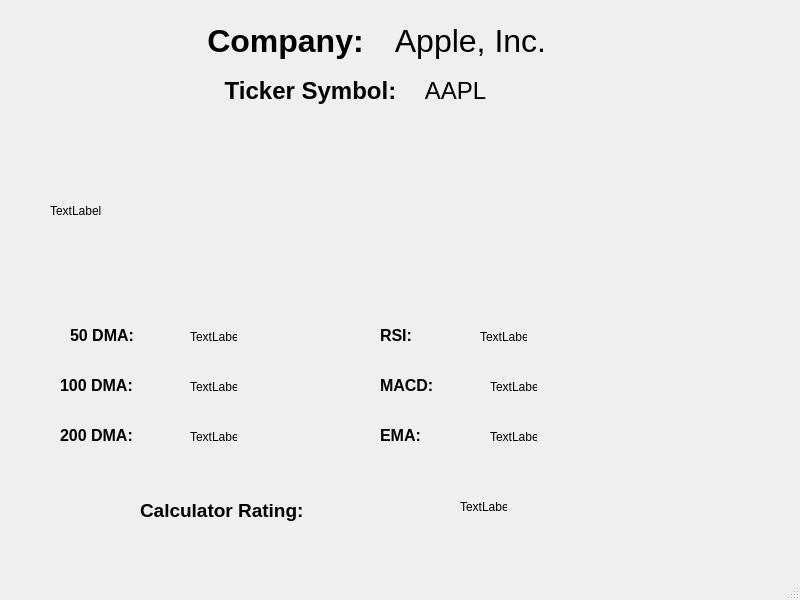
c3point/Stock-Market-Technical-Analysis-Calculator, file UI/Page2_Template.ui: the form before one commit.
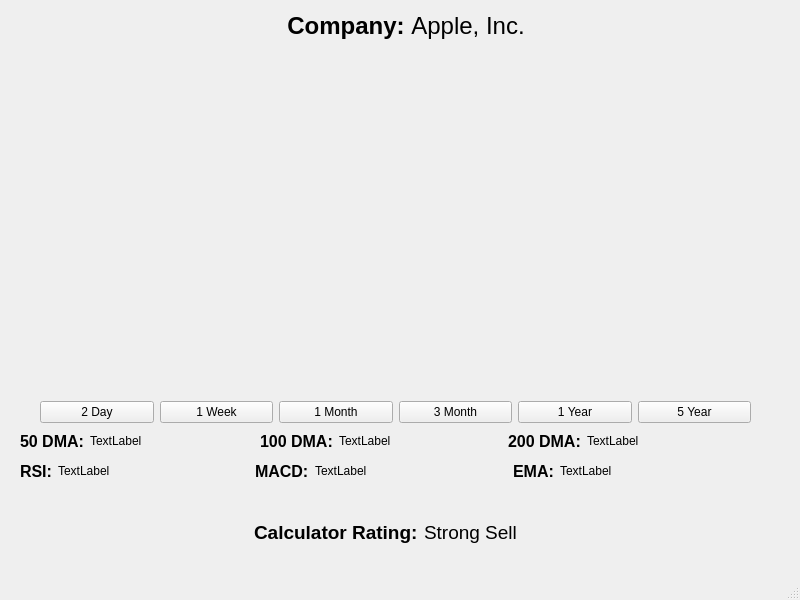
The form after the commit. Icons and pictures are not drawn.

Commit message: Five Stock Chart Images Added five new stock chart images for different months and years.

```diff
--- a/UI/Page2_Template.ui
+++ b/UI/Page2_Template.ui
@@ -14,18 +14,56 @@
    <string>MainWindow</string>
   </property>
   <widget class="QWidget" name="centralwidget">
+   <widget class="QLabel" name="label">
+    <property name="geometry">
+     <rect>
+      <x>40</x>
+      <y>40</y>
+      <width>711</width>
+      <height>351</height>
+     </rect>
+    </property>
+    <property name="sizePolicy">
+     <sizepolicy hsizetype="Preferred" vsizetype="Preferred">
+      <horstretch>0</horstretch>
+      <verstretch>0</verstretch>
+     </sizepolicy>
+    </property>
+    <property name="text">
+     <string/>
+    </property>
+    <property name="pixmap">
+     <pixmap>../PythonFiles/new_chart.png</pixmap>
+    </property>
+   </widget>
+   <widget class="QWidget" name="">
+    <property name="geometry">
+     <rect>
+      <x>60</x>
+      <y>10</y>
+      <width>691</width>
+      <height>31</height>
+     </rect>
+    </property>
+    <layout class="QHBoxLayout" name="horizontalLayout_5">
+     <item>
+      <spacer name="horizontalSpacer">
+       <property name="orientation">
+        <enum>Qt::Horizontal</enum>
+       </property>
+       <property name="sizeHint" stdset="0">
+        <size>
+         <width>128</width>
+         <height>20</height>
+        </size>
+       </property>
+      </spacer>
+     </item>
+     <item>
    <widget class="QLabel" name="label_12">
-    <property name="geometry">
-     <rect>
-      <x>200</x>
-      <y>20</y>
-      <width>171</width>
-      <height>41</height>
-     </rect>
-    </property>
     <property name="font">
      <font>
-      <pointsize>24</pointsize>
+         <pointsize>18</pointsize>
       <weight>75</weight>
       <bold>true</bold>
      </font>
@@ -37,18 +75,12 @@
      <set>Qt::AlignCenter</set>
     </property>
    </widget>
+     </item>
+     <item>
    <widget class="QLabel" name="label_13">
-    <property name="geometry">
-     <rect>
-      <x>390</x>
-      <y>20</y>
-      <width>161</width>
-      <height>41</height>
-     </rect>
-    </property>
     <property name="font">
      <font>
-      <pointsize>24</pointsize>
+         <pointsize>18</pointsize>
       <weight>50</weight>
       <bold>false</bold>
      </font>
@@ -60,74 +92,34 @@
      <set>Qt::AlignCenter</set>
     </property>
    </widget>
-   <widget class="QLabel" name="label_14">
-    <property name="geometry">
-     <rect>
-      <x>220</x>
-      <y>70</y>
-      <width>181</width>
-      <height>41</height>
-     </rect>
-    </property>
-    <property name="font">
-     <font>
-      <pointsize>18</pointsize>
-      <weight>75</weight>
-      <bold>true</bold>
-     </font>
-    </property>
-    <property name="text">
-     <string>Ticker Symbol:</string>
-    </property>
-    <property name="alignment">
-     <set>Qt::AlignCenter</set>
-    </property>
+     </item>
+     <item>
+      <spacer name="horizontalSpacer_2">
+       <property name="orientation">
+        <enum>Qt::Horizontal</enum>
+       </property>
+       <property name="sizeHint" stdset="0">
+        <size>
+         <width>188</width>
+         <height>20</height>
+        </size>
+       </property>
+      </spacer>
+     </item>
+    </layout>
    </widget>
-   <widget class="QLabel" name="label_15">
+   <widget class="QWidget" name="">
     <property name="geometry">
      <rect>
-      <x>420</x>
-      <y>70</y>
-      <width>71</width>
-      <height>41</height>
+      <x>20</x>
+      <y>430</y>
+      <width>731</width>
+      <height>22</height>
      </rect>
     </property>
-    <property name="font">
-     <font>
-      <pointsize>18</pointsize>
-      <weight>50</weight>
-      <bold>false</bold>
-     </font>
-    </property>
-    <property name="text">
-     <string>AAPL</string>
-    </property>
-    <property name="alignment">
-     <set>Qt::AlignCenter</set>
-    </property>
-   </widget>
-   <widget class="QLabel" name="label">
-    <property name="geometry">
-     <rect>
-      <x>50</x>
-      <y>120</y>
-      <width>681</width>
-      <height>181</height>
-     </rect>
-    </property>
-    <property name="text">
-     <string>TextLabel</string>
-    </property>
-   </widget>
+    <layout class="QHBoxLayout" name="horizontalLayout_2">
+     <item>
    <widget class="QLabel" name="label_2">
-    <property name="geometry">
-     <rect>
-      <x>70</x>
-      <y>320</y>
-      <width>81</width>
-      <height>31</height>
-     </rect>
-    </property>
     <property name="font">
      <font>
       <pointsize>12</pointsize>
@@ -139,15 +131,29 @@
      <string>50 DMA:</string>
     </property>
    </widget>
+     </item>
+     <item>
+      <widget class="QLabel" name="label_8">
+       <property name="text">
+        <string>TextLabel</string>
+       </property>
+      </widget>
+     </item>
+     <item>
+      <spacer name="horizontalSpacer_5">
+       <property name="orientation">
+        <enum>Qt::Horizontal</enum>
+       </property>
+       <property name="sizeHint" stdset="0">
+        <size>
+         <width>40</width>
+         <height>20</height>
+        </size>
+       </property>
+      </spacer>
+     </item>
+     <item>
    <widget class="QLabel" name="label_3">
-    <property name="geometry">
-     <rect>
-      <x>60</x>
-      <y>370</y>
-      <width>101</width>
-      <height>31</height>
-     </rect>
-    </property>
     <property name="font">
      <font>
       <pointsize>12</pointsize>
@@ -159,15 +165,29 @@
      <string>100 DMA:</string>
     </property>
    </widget>
+     </item>
+     <item>
+      <widget class="QLabel" name="label_9">
+       <property name="text">
+        <string>TextLabel</string>
+       </property>
+      </widget>
+     </item>
+     <item>
+      <spacer name="horizontalSpacer_7">
+       <property name="orientation">
+        <enum>Qt::Horizontal</enum>
+       </property>
+       <property name="sizeHint" stdset="0">
+        <size>
+         <width>40</width>
+         <height>20</height>
+        </size>
+       </property>
+      </spacer>
+     </item>
+     <item>
    <widget class="QLabel" name="label_4">
-    <property name="geometry">
-     <rect>
-      <x>60</x>
-      <y>420</y>
-      <width>101</width>
-      <height>31</height>
-     </rect>
-    </property>
     <property name="font">
      <font>
       <pointsize>12</pointsize>
@@ -179,15 +199,41 @@
      <string>200 DMA:</string>
     </property>
    </widget>
+     </item>
+     <item>
+      <widget class="QLabel" name="label_10">
+       <property name="text">
+        <string>TextLabel</string>
+       </property>
+      </widget>
+     </item>
+     <item>
+      <spacer name="horizontalSpacer_9">
+       <property name="orientation">
+        <enum>Qt::Horizontal</enum>
+       </property>
+       <property name="sizeHint" stdset="0">
+        <size>
+         <width>17</width>
+         <height>20</height>
+        </size>
+       </property>
+      </spacer>
+     </item>
+    </layout>
+   </widget>
+   <widget class="QWidget" name="">
+    <property name="geometry">
+     <rect>
+      <x>20</x>
+      <y>460</y>
+      <width>731</width>
+      <height>22</height>
+     </rect>
+    </property>
+    <layout class="QHBoxLayout" name="horizontalLayout">
+     <item>
    <widget class="QLabel" name="label_5">
-    <property name="geometry">
-     <rect>
-      <x>380</x>
-      <y>320</y>
-      <width>81</width>
-      <height>31</height>
-     </rect>
-    </property>
     <property name="font">
      <font>
       <pointsize>12</pointsize>
@@ -199,15 +245,29 @@
      <string>RSI:</string>
     </property>
    </widget>
+     </item>
+     <item>
+      <widget class="QLabel" name="label_11">
+       <property name="text">
+        <string>TextLabel</string>
+       </property>
+      </widget>
+     </item>
+     <item>
+      <spacer name="horizontalSpacer_6">
+       <property name="orientation">
+        <enum>Qt::Horizontal</enum>
+       </property>
+       <property name="sizeHint" stdset="0">
+        <size>
+         <width>40</width>
+         <height>20</height>
+        </size>
+       </property>
+      </spacer>
+     </item>
+     <item>
    <widget class="QLabel" name="label_6">
-    <property name="geometry">
-     <rect>
-      <x>380</x>
-      <y>370</y>
-      <width>81</width>
-      <height>31</height>
-     </rect>
-    </property>
     <property name="font">
      <font>
       <pointsize>12</pointsize>
@@ -219,15 +279,29 @@
      <string>MACD:</string>
     </property>
    </widget>
+     </item>
+     <item>
+      <widget class="QLabel" name="label_16">
+       <property name="text">
+        <string>TextLabel</string>
+       </property>
+      </widget>
+     </item>
+     <item>
+      <spacer name="horizontalSpacer_8">
+       <property name="orientation">
+        <enum>Qt::Horizontal</enum>
+       </property>
+       <property name="sizeHint" stdset="0">
+        <size>
+         <width>40</width>
+         <height>20</height>
+        </size>
+       </property>
+      </spacer>
+     </item>
+     <item>
    <widget class="QLabel" name="label_7">
-    <property name="geometry">
-     <rect>
-      <x>380</x>
-      <y>420</y>
-      <width>61</width>
-      <height>31</height>
-     </rect>
-    </property>
     <property name="font">
      <font>
       <pointsize>12</pointsize>
@@ -239,93 +313,54 @@
      <string>EMA:</string>
     </property>
    </widget>
-   <widget class="QLabel" name="label_8">
-    <property name="geometry">
-     <rect>
-      <x>190</x>
-      <y>330</y>
-      <width>47</width>
-      <height>13</height>
-     </rect>
-    </property>
-    <property name="text">
-     <string>TextLabel</string>
-    </property>
-   </widget>
-   <widget class="QLabel" name="label_9">
-    <property name="geometry">
-     <rect>
-      <x>190</x>
-      <y>380</y>
-      <width>47</width>
-      <height>13</height>
-     </rect>
-    </property>
-    <property name="text">
-     <string>TextLabel</string>
-    </property>
-   </widget>
-   <widget class="QLabel" name="label_10">
-    <property name="geometry">
-     <rect>
-      <x>190</x>
-      <y>430</y>
-      <width>47</width>
-      <height>13</height>
-     </rect>
-    </property>
-    <property name="text">
-     <string>TextLabel</string>
-    </property>
-   </widget>
-   <widget class="QLabel" name="label_11">
-    <property name="geometry">
-     <rect>
-      <x>480</x>
-      <y>330</y>
-      <width>47</width>
-      <height>13</height>
-     </rect>
-    </property>
-    <property name="text">
-     <string>TextLabel</string>
-    </property>
-   </widget>
-   <widget class="QLabel" name="label_16">
-    <property name="geometry">
-     <rect>
-      <x>490</x>
-      <y>380</y>
-      <width>47</width>
-      <height>13</height>
-     </rect>
-    </property>
-    <property name="text">
-     <string>TextLabel</string>
-    </property>
-   </widget>
+     </item>
+     <item>
    <widget class="QLabel" name="label_17">
+       <property name="text">
+        <string>TextLabel</string>
+       </property>
+      </widget>
+     </item>
+     <item>
+      <spacer name="horizontalSpacer_10">
+       <property name="orientation">
+        <enum>Qt::Horizontal</enum>
+       </property>
+       <property name="sizeHint" stdset="0">
+        <size>
+         <width>40</width>
+         <height>20</height>
+        </size>
+       </property>
+      </spacer>
+     </item>
+    </layout>
+   </widget>
+   <widget class="QWidget" name="">
     <property name="geometry">
      <rect>
-      <x>490</x>
-      <y>430</y>
-      <width>47</width>
-      <height>13</height>
+      <x>20</x>
+      <y>520</y>
+      <width>731</width>
+      <height>25</height>
      </rect>
     </property>
-    <property name="text">
-     <string>TextLabel</string>
-    </property>
-   </widget>
+    <layout class="QHBoxLayout" name="horizontalLayout_3">
+     <item>
+      <spacer name="horizontalSpacer_11">
+       <property name="orientation">
+        <enum>Qt::Horizontal</enum>
+       </property>
+       <property name="sizeHint" stdset="0">
+        <size>
+         <width>40</width>
+         <height>20</height>
+        </size>
+       </property>
+      </spacer>
+     </item>
+     <item>
    <widget class="QLabel" name="label_18">
-    <property name="geometry">
-     <rect>
-      <x>140</x>
-      <y>490</y>
-      <width>211</width>
-      <height>41</height>
-     </rect>
-    </property>
     <property name="font">
      <font>
       <pointsize>14</pointsize>
@@ -337,18 +372,89 @@
      <string>Calculator Rating:</string>
     </property>
    </widget>
-   <widget class="QLabel" name="label_19">
+     </item>
+     <item>
+      <widget class="QLabel" name="label_20">
+       <property name="font">
+        <font>
+         <pointsize>14</pointsize>
+         <weight>50</weight>
+         <bold>false</bold>
+        </font>
+       </property>
+       <property name="text">
+        <string>Strong Sell</string>
+       </property>
+      </widget>
+     </item>
+     <item>
+      <spacer name="horizontalSpacer_12">
+       <property name="orientation">
+        <enum>Qt::Horizontal</enum>
+       </property>
+       <property name="sizeHint" stdset="0">
+        <size>
+         <width>40</width>
+         <height>20</height>
+        </size>
+       </property>
+      </spacer>
+     </item>
+    </layout>
+   </widget>
+   <widget class="QWidget" name="">
     <property name="geometry">
      <rect>
-      <x>460</x>
-      <y>500</y>
-      <width>47</width>
-      <height>13</height>
+      <x>40</x>
+      <y>400</y>
+      <width>711</width>
+      <height>25</height>
      </rect>
     </property>
+    <layout class="QHBoxLayout" name="horizontalLayout_4">
+     <item>
+      <widget class="QPushButton" name="pushButton">
     <property name="text">
-     <string>TextLabel</string>
-    </property>
+        <string>2 Day</string>
+       </property>
+      </widget>
+     </item>
+     <item>
+      <widget class="QPushButton" name="pushButton_2">
+       <property name="text">
+        <string>1 Week</string>
+       </property>
+      </widget>
+     </item>
+     <item>
+      <widget class="QPushButton" name="pushButton_3">
+       <property name="text">
+        <string>1 Month</string>
+       </property>
+      </widget>
+     </item>
+     <item>
+      <widget class="QPushButton" name="pushButton_4">
+       <property name="text">
+        <string>3 Month</string>
+       </property>
+      </widget>
+     </item>
+     <item>
+      <widget class="QPushButton" name="pushButton_5">
+       <property name="text">
+        <string>1 Year</string>
+       </property>
+      </widget>
+     </item>
+     <item>
+      <widget class="QPushButton" name="pushButton_6">
+       <property name="text">
+        <string>5 Year</string>
+       </property>
+      </widget>
+     </item>
+    </layout>
    </widget>
   </widget>
   <widget class="QMenuBar" name="menubar">
```
Lines whose indentation alone changed are shown as unchanged. The commit also changes 15 other files.
